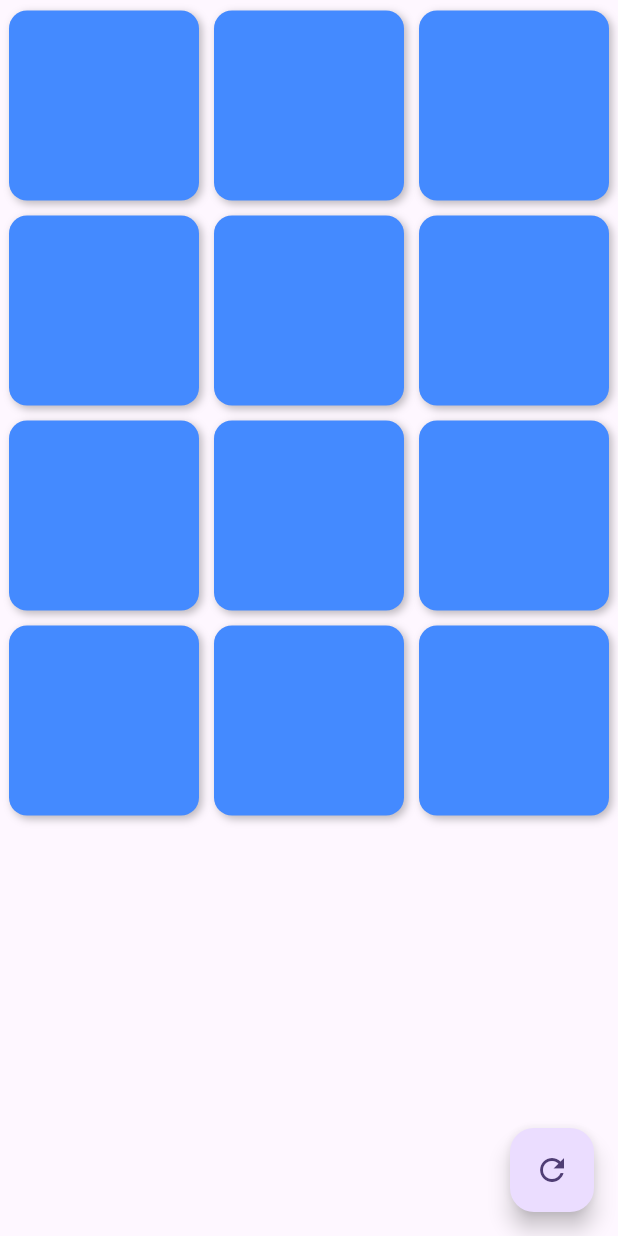
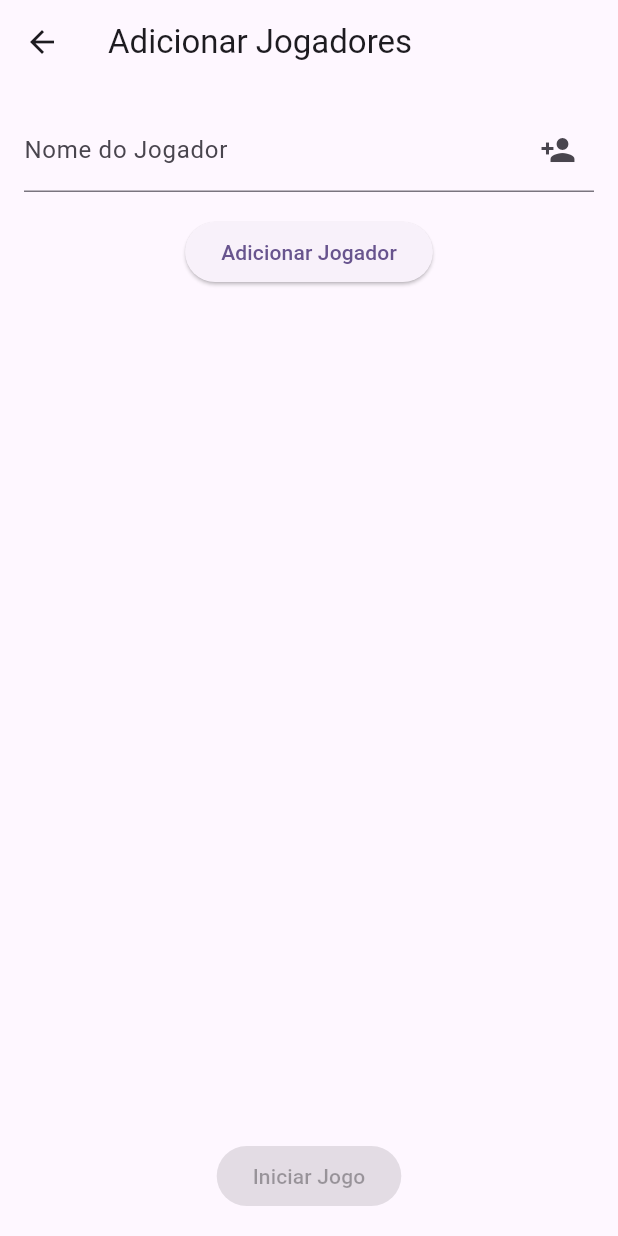
Before and after one commit to raquelh/agil-da-memoria, a Flutter app: the screen it shows after launch, on a phone screen of 412 x 824 dp. Run offline on Flutter 3.47's test engine with Material 3 defaults, Android fonts, the light colour scheme and no system bars.

Commit message:
Jogo funcional

```diff
--- /dev/null
+++ b/lib/home/selecao_jogadores.dart
@@ -0,0 +1,72 @@
+import 'package:flutter/material.dart';
+
+import 'jogador.dart';
+
+class SelecaoJogadores extends StatefulWidget {
+  final void Function(List<Jogador>) onConfirmar;
+
+  const SelecaoJogadores({super.key, required this.onConfirmar});
+
+  @override
+  State<SelecaoJogadores> createState() => _SelecaoJogadoresState();
+}
+
+class _SelecaoJogadoresState extends State<SelecaoJogadores> {
+  final TextEditingController _controller = TextEditingController();
+  final List<Jogador> jogadores = [];
+
+  void _adicionarJogador() {
+    final nome = _controller.text.trim();
+    if (nome.isNotEmpty && jogadores.length < 3) {
+      setState(() {
+        jogadores.add(Jogador(nome: nome));
+        _controller.clear();
+      });
+    }
+  }
+
+  @override
+  Widget build(BuildContext context) {
+    return Scaffold(
+      appBar: AppBar(title: const Text('Adicionar Jogadores')),
+      body: Padding(
+        padding: const EdgeInsets.all(16.0),
+        child: Column(
+          children: [
+            TextField(
+              controller: _controller,
+              decoration: const InputDecoration(
+                labelText: 'Nome do Jogador',
+                suffixIcon: Icon(Icons.person_add),
+              ),
+              onSubmitted: (_) => _adicionarJogador(),
+            ),
+            const SizedBox(height: 16),
+            ElevatedButton(
+              onPressed: _adicionarJogador,
+              child: const Text('Adicionar Jogador'),
+            ),
+            const SizedBox(height: 24),
+            Expanded(
+              child: ListView.builder(
+                itemCount: jogadores.length,
+                itemBuilder: (context, index) {
+                  return ListTile(
+                    leading: const Icon(Icons.person),
+                    title: Text(jogadores[index].nome),
+                  );
+                },
+              ),
+            ),
+            ElevatedButton(
+              onPressed: jogadores.isNotEmpty
+                  ? () => widget.onConfirmar(jogadores)
+                  : null,
+              child: const Text('Iniciar Jogo'),
+            ),
+          ],
+        ),
+      ),
+    );
+  }
+}
--- a/lib/main.dart
+++ b/lib/main.dart
@@ -1,6 +1,6 @@
 import 'package:flutter/material.dart';
+import 'home/home_screen.dart';
 
-import 'home/home_screen.dart';
 
 void main() {
   runApp(const MyApp());
@@ -15,7 +15,7 @@ class MyApp extends StatelessWidget {
       title: 'Flutter Demo',
       theme: ThemeData(
         colorScheme: ColorScheme.fromSeed(seedColor: Colors.deepPurple),
-        useMaterial3: true,
+        // useMaterial3: true,
       ),
       home: HomeScreen(),
     );
```
Also changed, not shown: lib/home/carta.dart (added, +12 -0 lines), lib/home/home_screen.dart (+137 -16 lines), lib/home/jogador.dart (+8 -0 lines).
